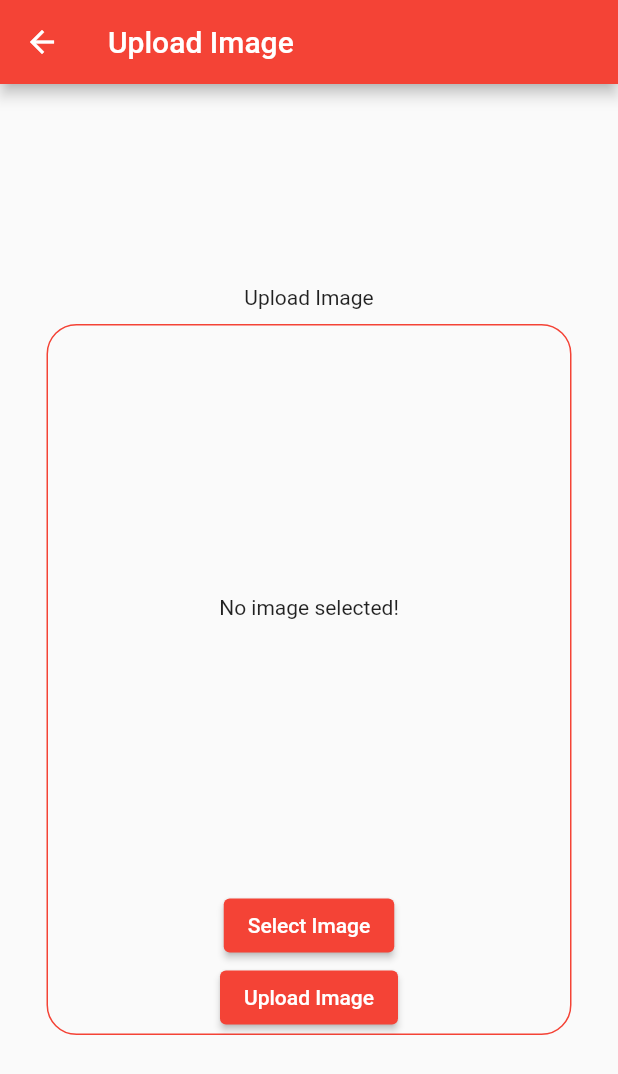
After one commit to Hassan0308/sign_in_sign_out_with_firebase, a Flutter app: the ImageUpload screen opened directly, after a tap on "Select Image", on a phone screen of 412 x 824 dp. The commit adds this screen. Shown: the top 1074 px of the screen. Run offline on Flutter 3.47's test engine with Material 2 defaults, Android fonts, the phone set to English and light mode, and no system bars; our stand-ins replace cloud_firestore, firebase_auth, firebase_core, firebase_storage, fluttertoast, google_fonts and 1 more; accounts and stored records are empty.

Commit message:
image pick from gallery

```diff
--- /dev/null
+++ b/lib/imageUpload/imageUpload.dart
@@ -0,0 +1,117 @@
+import 'dart:io';
+
+import 'package:flutter/material.dart';
+
+//image picker for picking the image from device
+import 'package:image_picker/image_picker.dart';
+//firebase storage for storing the image to the firebase storage
+import 'package:firebase_storage/firebase_storage.dart';
+//and clound firebase for saving the url for uploaded images to our application
+import 'package:cloud_firestore/cloud_firestore.dart';
+import 'package:sign_in_sign_out_with_firebase/utils/vertical_horizontal_space.dart';
+
+
+
+class ImageUpload extends StatefulWidget {
+  const ImageUpload({Key? key}) : super(key: key);
+
+  @override
+  State<ImageUpload> createState() => _ImageUploadState();
+}
+
+class _ImageUploadState extends State<ImageUpload> {
+
+  //some initializing code
+File? _image;
+final imagePicker = ImagePicker();
+
+//Image Picker Methods
+Future ImagePickerMethd ()async{
+
+  //picking the file
+  final pick = await imagePicker.pickImage(source: ImageSource.gallery);
+  setState(() {
+    if(pick!=null){
+
+      _image=File(pick.path);
+    }
+    else{
+//showing snack bar
+showSnackBar("No file selected", Duration(milliseconds: 400));
+
+    }
+  });
+}
+
+//snackbar method for showing errors
+showSnackBar(String snacktext, Duration d){
+
+  final snackbar=SnackBar(content: Text(snacktext), duration: d,);
+  ScaffoldMessenger.of(context).showSnackBar(snackbar);
+
+}
+
+
+
+  @override
+  Widget build(BuildContext context) {
+
+    return Scaffold(
+appBar: AppBar(title: Text("Upload Image")),
+
+body: Center(child: Padding(padding: EdgeInsets.all(8),
+
+//for rounded rectangle clip
+child:ClipRRect(
+borderRadius: BorderRadius.circular(30),
+child: SizedBox(
+height: 500,
+width: double.infinity,
+child: Column(
+
+  children: [
+    Text("Upload Image"),
+    addVerticalSpace(10),
+    Expanded(child: Container(width: 350, decoration: BoxDecoration(
+      borderRadius: BorderRadius.circular(20),
+      border: Border.all(color: Colors.red),
+
+    ),
+    child: Center(child: Column(
+
+      children: [
+
+        Expanded(
+
+          child: _image==null? Center(child: Text("No image selected!"),):
+
+        Image.file(_image!),),
+ElevatedButton(onPressed: (){
+
+ImagePickerMethd();
+
+}, child: Text("Select Image")),
+ElevatedButton(onPressed: (){}, child: Text("Upload Image")),
+
+      ],
+    )),
+
+    ))
+
+
+
+  ],
+),
+
+),
+
+) ,
+
+)),
+
+
+    );
+  }
+
+
+}
--- a/lib/screens/register.dart
+++ b/lib/screens/register.dart
@@ -354,7 +354,7 @@ usermodel.secondName = LnameController.text;
 await firebaseFirestore.collection('Registration').doc(user.uid).set(usermodel.toMap());
 Fluttertoast.showToast(msg: "Account Created Successfully!");
 
-Navigator.pushAndRemoveUntil(context, MaterialPageRoute(builder: (context)=> Home() ), (route) => false);
+Navigator.pushAndRemoveUntil(context, MaterialPageRoute(builder: (context)=> const Home() ), (route) => false);
 
 }
 
--- a/pubspec.yaml
+++ b/pubspec.yaml
@@ -31,10 +31,13 @@ dependencies:
   cupertino_icons: ^1.0.2
   firebase_auth: ^3.3.18
   firebase_core: ^1.17.0
+  firebase_storage: ^10.2.16
   flutter:
     sdk: flutter
+  flutter_storage: ^0.9.4
   fluttertoast: ^8.0.9
   google_fonts: ^2.3.2
+  image_picker: ^0.8.5+3
 
 dev_dependencies:
   flutter_lints: ^1.0.0
```
Also changed, not shown: lib/imageUpload/showImage.dart (added, +15 -0 lines), lib/screens/home.dart (+27 -4 lines), pubspec.lock.
